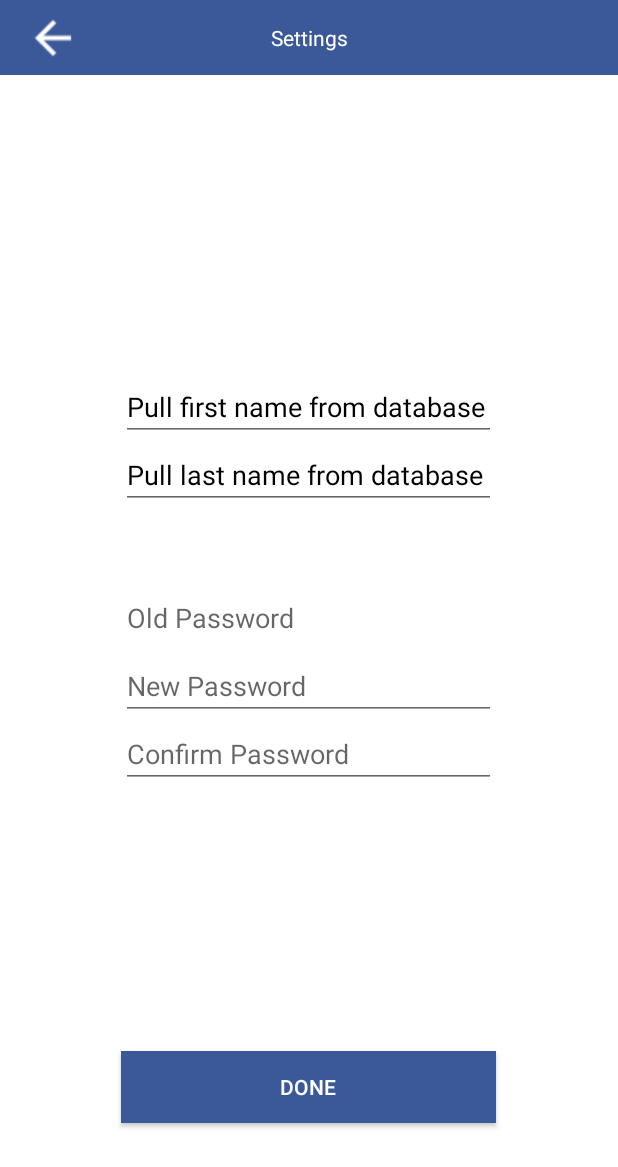
After one commit to JulieW23/GradApp, an Android app: the SettingsActivity screen opened directly, with no data from a screen before it, on a phone screen of 412 x 824 dp. The commit adds this screen. Shown: the top 1167 px of the screen. Run offline under Robolectric (Android 15) with nearby library versions, the phone set to English and light mode, and no system bars.

Commit message:
Added settingsActivity

```diff
--- a/Kiddo/app/src/main/AndroidManifest.xml
+++ b/Kiddo/app/src/main/AndroidManifest.xml
@@ -15,7 +15,6 @@
                 <category android:name="android.intent.category.LAUNCHER" />
             </intent-filter>
         </activity>
-
         <activity android:name=".TeacherInitialLoginActivity">
             <intent-filter>
                 <action android:name="android.intent.action.MAIN" />
@@ -23,7 +22,6 @@
                 <category android:name="android.intent.category.DEFAULT" />
             </intent-filter>
         </activity>
-
         <activity android:name=".ClassesActivity">
             <intent-filter>
                 <action android:name="android.intent.action.MAIN" />
@@ -31,7 +29,7 @@
                 <category android:name="android.intent.category.DEFAULT" />
             </intent-filter>
         </activity>
-
+        <activity android:name=".SettingsActivity"></activity>
     </application>
 
 </manifest>
--- a/Kiddo/app/src/main/java/com/team_05/kiddo/ClassesActivity.java
+++ b/Kiddo/app/src/main/java/com/team_05/kiddo/ClassesActivity.java
@@ -1,7 +1,12 @@
 package com.team_05.kiddo;
 
+import android.app.Activity;
+import android.content.Intent;
 import android.support.v7.app.AppCompatActivity;
 import android.os.Bundle;
+import android.view.View;
+import android.widget.ImageButton;
+
 
 public class ClassesActivity extends AppCompatActivity {
 
@@ -9,5 +14,17 @@ public class ClassesActivity extends AppCompatActivity {
     protected void onCreate(Bundle savedInstanceState) {
         super.onCreate(savedInstanceState);
         setContentView(R.layout.activity_classes);
+
+        // Settings button®
+        ImageButton settingsImageButton = (ImageButton)(findViewById(R.id.settingsImageButton));
+        settingsImageButton.setOnClickListener(new View.OnClickListener() {
+            @Override
+            public void onClick(View v) {
+                Intent intent = new Intent(ClassesActivity.this, SettingsActivity.class);
+                startActivity(intent);
+            }
+        });
     }
+
+
 }
--- a/Kiddo/app/src/main/java/com/team_05/kiddo/MainActivity.java
+++ b/Kiddo/app/src/main/java/com/team_05/kiddo/MainActivity.java
@@ -28,6 +28,7 @@ public class MainActivity extends AppCompatActivity {
                 // Temp login
                 // Switch to whatever activity you want to test it on
                 Intent intent = new Intent(MainActivity.this, TeacherInitialLoginActivity.class);
+                finish();
                 startActivity(intent);
             }
         });
--- /dev/null
+++ b/Kiddo/app/src/main/java/com/team_05/kiddo/SettingsActivity.java
@@ -0,0 +1,27 @@
+package com.team_05.kiddo;
+
+import android.support.v7.app.AppCompatActivity;
+import android.os.Bundle;
+import android.view.View;
+import android.widget.ImageButton;
+
+public class SettingsActivity extends AppCompatActivity {
+
+    @Override
+    protected void onCreate(Bundle savedInstanceState) {
+        super.onCreate(savedInstanceState);
+        setContentView(R.layout.activity_settings);
+
+        // Back button
+        ImageButton backImageButton = (ImageButton)(findViewById(R.id.backImageButton));
+        backImageButton.setOnClickListener(new View.OnClickListener() {
+
+            @Override
+            public void onClick(View v) {
+                finish();
+            }
+        });
+
+
+    }
+}
--- a/Kiddo/app/src/main/java/com/team_05/kiddo/TeacherInitialLoginActivity.java
+++ b/Kiddo/app/src/main/java/com/team_05/kiddo/TeacherInitialLoginActivity.java
@@ -20,6 +20,7 @@ public class TeacherInitialLoginActivity extends AppCompatActivity {
             public void onClick(View v) {
 
                 Intent intent = new Intent(TeacherInitialLoginActivity.this, ClassesActivity.class);
+                finish();
                 startActivity(intent);
             }
         });
--- a/Kiddo/app/src/main/res/layout/activity_classes.xml
+++ b/Kiddo/app/src/main/res/layout/activity_classes.xml
@@ -29,14 +29,13 @@
     <ImageButton
         android:layout_width="wrap_content"
         android:layout_height="wrap_content"
-        app:srcCompat="@android:drawable/ic_menu_preferences"
-        android:id="@+id/imageButton"
+        app:srcCompat="@drawable/ic_settings_black_24dp"
+        android:id="@+id/settingsImageButton"
         android:backgroundTint="@color/colorPrimary"
         android:layout_alignBottom="@+id/classesTextView"
         android:layout_alignParentRight="true"
         android:layout_alignParentEnd="true"
         android:layout_marginRight="5dp"
-        android:layout_marginEnd="5dp"
-        android:tint="@color/colorAccent"/>
+        android:tint="@color/colorAccent" />
 
 </RelativeLayout>
--- a/Kiddo/app/src/main/res/layout/activity_main.xml
+++ b/Kiddo/app/src/main/res/layout/activity_main.xml
@@ -24,7 +24,7 @@
         android:textSize="75dp"/>
 
     <EditText
-        android:layout_width="wrap_content"
+        android:layout_width="@dimen/textFieldWidth"
         android:layout_height="wrap_content"
         android:inputType="textEmailAddress"
         android:ems="10"
@@ -35,7 +35,7 @@
         android:textColor="@color/colorPrimaryDark"/>
 
     <EditText
-        android:layout_width="wrap_content"
+        android:layout_width="@dimen/textFieldWidth"
         android:layout_height="wrap_content"
         android:inputType="textPassword"
         android:ems="10"
@@ -55,6 +55,6 @@
         android:textColor="@color/colorAccent"
         android:layout_alignParentBottom="true"
         android:layout_centerHorizontal="true"
-        android:layout_marginBottom="75dp" />
+        android:layout_marginBottom="@dimen/marginFromBottom" />
 
 </RelativeLayout>
--- /dev/null
+++ b/Kiddo/app/src/main/res/layout/activity_settings.xml
@@ -0,0 +1,110 @@
+<?xml version="1.0" encoding="utf-8"?>
+<RelativeLayout xmlns:android="http://schemas.android.com/apk/res/android"
+    xmlns:app="http://schemas.android.com/apk/res-auto"
+    xmlns:tools="http://schemas.android.com/tools"
+    android:id="@+id/activity_settings"
+    android:layout_width="match_parent"
+    android:layout_height="match_parent"
+    android:paddingBottom="@dimen/activity_vertical_margin"
+    android:paddingLeft="@dimen/activity_horizontal_margin"
+    android:paddingRight="@dimen/activity_horizontal_margin"
+    android:paddingTop="@dimen/activity_vertical_margin"
+    android:background="@color/colorAccent"
+    tools:context="com.team_05.kiddo.SettingsActivity">
+
+    <TextView
+        android:text="Settings"
+        android:layout_width="match_parent"
+        android:layout_height="@dimen/headerHeight"
+        android:layout_alignParentTop="true"
+        android:layout_alignParentLeft="true"
+        android:layout_alignParentStart="true"
+        android:layout_marginLeft="0dp"
+        android:layout_marginStart="0dp"
+        android:layout_marginTop="0dp"
+        android:id="@+id/settingsTextView"
+        android:background="@color/colorPrimary"
+        android:gravity="center"
+        android:textColor="@color/colorAccent"/>
+
+    <ImageButton
+        android:layout_width="wrap_content"
+        android:layout_height="wrap_content"
+        app:srcCompat="@drawable/ic_arrow_back_black_24dp"
+        android:id="@+id/backImageButton"
+        android:backgroundTint="@color/colorPrimary"
+        android:layout_alignBottom="@+id/settingsTextView"
+        android:layout_alignParentLeft="true"
+        android:layout_marginLeft="5dp"
+        android:tint="@color/colorAccent" />
+
+    <EditText
+        android:layout_width="@dimen/textFieldWidth"
+        android:layout_height="wrap_content"
+        android:inputType="textPassword"
+        android:ems="10"
+        android:layout_centerVertical="true"
+        android:layout_centerHorizontal="true"
+        android:id="@+id/oldPasswordTextField"
+        android:textColor="@color/colorPrimaryDark"
+        android:hint="Old Password"
+        />
+
+    <EditText
+        android:layout_width="@dimen/textFieldWidth"
+        android:layout_height="wrap_content"
+        android:inputType="textPassword"
+        android:ems="10"
+        android:layout_below="@+id/oldPasswordTextField"
+        android:layout_centerHorizontal="true"
+        android:id="@+id/newPasswordTextField"
+        android:textColor="@color/colorPrimaryDark"
+        android:hint="New Password"/>
+
+    <EditText
+        android:layout_width="@dimen/textFieldWidth"
+        android:layout_height="wrap_content"
+        android:inputType="textPassword"
+        android:ems="10"
+        android:id="@+id/confirmPasswordTextField"
+        android:textColor="@color/colorPrimaryDark"
+        android:hint="Confirm Password"
+        android:layout_below="@+id/newPasswordTextField"
+        android:layout_alignLeft="@+id/newPasswordTextField"
+        android:layout_alignStart="@+id/newPasswordTextField" />
+
+    <EditText
+        android:layout_width="@dimen/textFieldWidth"
+        android:layout_height="wrap_content"
+        android:inputType="textPersonName"
+        android:text="Pull last name from database"
+        android:ems="10"
+        android:layout_above="@+id/oldPasswordTextField"
+        android:layout_centerHorizontal="true"
+        android:layout_marginBottom="50dp"
+        android:id="@+id/lastnameTextField"
+        android:textColor="@color/colorPrimaryDark"/>
+
+    <EditText
+        android:layout_width="@dimen/textFieldWidth"
+        android:layout_height="wrap_content"
+        android:inputType="textPersonName"
+        android:text="Pull first name from database"
+        android:ems="10"
+        android:layout_above="@+id/lastnameTextField"
+        android:layout_centerHorizontal="true"
+        android:id="@+id/firstnameTextField"
+        android:textColor="@color/colorPrimaryDark"/>
+
+    <Button
+        android:text="Done"
+        android:layout_width="@dimen/buttonWidth"
+        android:layout_height="wrap_content"
+        android:layout_alignParentBottom="true"
+        android:layout_centerHorizontal="true"
+        android:layout_marginBottom="@dimen/marginFromBottom"
+        android:id="@+id/doneButton"
+        android:background="@color/colorPrimary"
+        android:textColor="@color/colorAccent"/>
+
+</RelativeLayout>
--- a/Kiddo/app/src/main/res/layout/activity_teacher_initial_login.xml
+++ b/Kiddo/app/src/main/res/layout/activity_teacher_initial_login.xml
@@ -55,6 +55,6 @@
         android:id="@+id/doneButton"
         android:textColor="@color/colorAccent"
         android:background="@color/colorPrimary"
-        android:layout_marginBottom="75dp" />
+        android:layout_marginBottom="@dimen/marginFromBottom" />
 
 </RelativeLayout>
--- a/Kiddo/app/src/main/res/values/dimens.xml
+++ b/Kiddo/app/src/main/res/values/dimens.xml
@@ -2,7 +2,9 @@
     <!-- Default screen margins, per the Android Design guidelines. -->
     <dimen name="activity_horizontal_margin">0dp</dimen>
     <dimen name="activity_vertical_margin">0dp</dimen>
-    <dimen name="buttonWidth">200dp</dimen>
+    <dimen name="buttonWidth">250dp</dimen>
     <dimen name="headerHeight">50dp</dimen>
     <dimen name="headerFontSize">25dp</dimen>
+    <dimen name="textFieldWidth">250dp</dimen>
+    <dimen name="marginFromBottom">75dp</dimen>
 </resources>
```
Also changed, not shown: Kiddo/app/src/main/res/drawable/ic_arrow_back_black_24dp.png (added), Kiddo/app/src/main/res/drawable/ic_settings_black_24dp.png (added).
